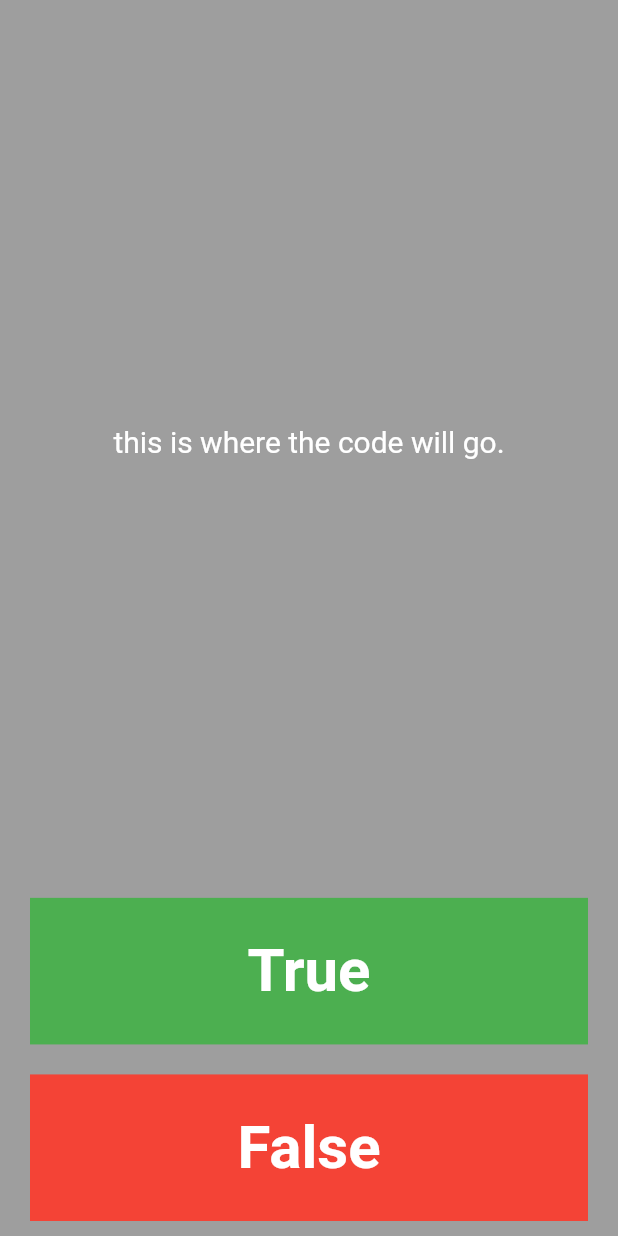
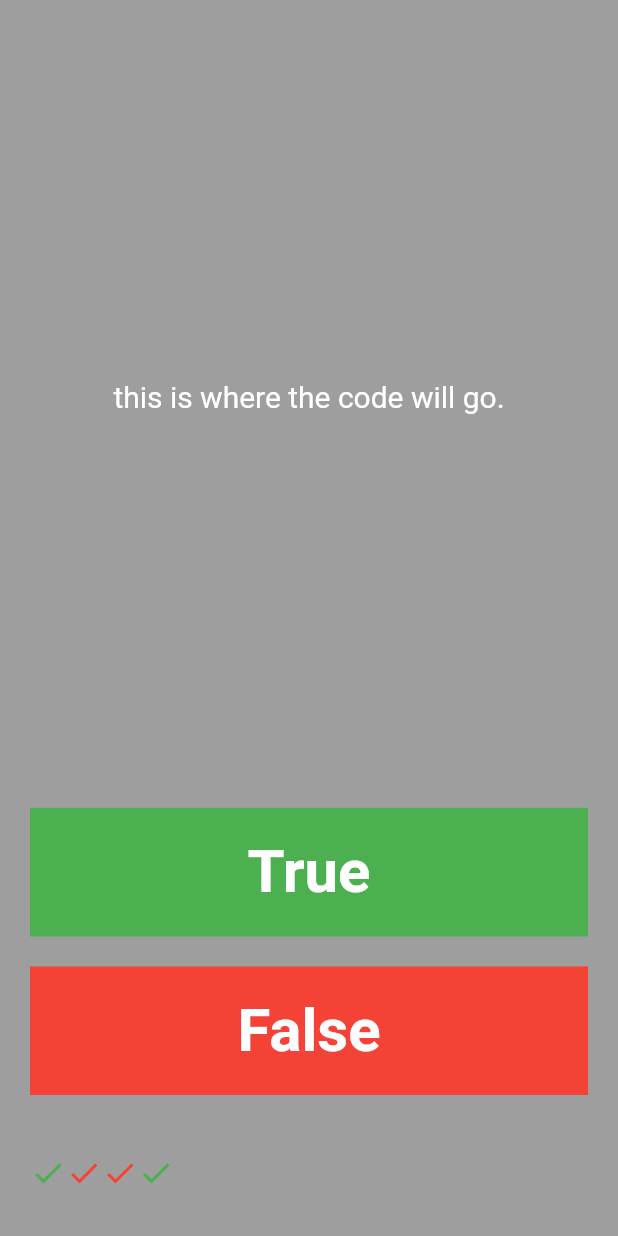
Before and after one commit to flutter-projects-anish/quizzler, a Flutter app: the screen it shows after launch, after a tap on "True", on a phone screen of 412 x 824 dp. Run offline on Flutter 3.47's test engine with Material 2 defaults, Android fonts, the phone set to English and light mode, and no system bars.

Commit message:
setuped front part and adding basic functions

```diff
--- a/lib/main.dart
+++ b/lib/main.dart
@@ -17,6 +17,7 @@ class Quizzler extends StatelessWidget {
           ),
         ),
       ),
+      debugShowCheckedModeBanner: false,
     );
   }
 }
@@ -29,6 +30,21 @@ class QuizPage extends StatefulWidget {
 }
 
 class _QuizPageState extends State<QuizPage> {
+  List<Icon> scoreKeeper = [
+    const Icon(
+      color: Colors.green,
+      Icons.check,
+    ),
+    const Icon(
+      color: Colors.red,
+      Icons.check,
+    ),
+    const Icon(
+      color: Colors.red,
+      Icons.check,
+    ),
+  ];
+
   @override
   Widget build(BuildContext context) {
     return Column(
@@ -59,7 +75,13 @@ class _QuizPageState extends State<QuizPage> {
               width: 2,
               color: Colors.green,
               child: TextButton(
-                onPressed: () {},
+                onPressed: () {
+                  setState(() {});
+                  scoreKeeper.add(const Icon(
+                    Icons.check,
+                    color: Colors.green,
+                  ));
+                },
                 child: const Text(
                   "True",
                   style: TextStyle(
@@ -79,7 +101,15 @@ class _QuizPageState extends State<QuizPage> {
               width: 2,
               color: Colors.red,
               child: TextButton(
-                onPressed: () {},
+                onPressed: () {
+                  setState(() {});
+                  scoreKeeper.add(
+                    const Icon(
+                      Icons.check,
+                      color: Colors.red,
+                    ),
+                  );
+                },
                 child: const Text(
                   "False",
                   style: TextStyle(
@@ -91,6 +121,12 @@ class _QuizPageState extends State<QuizPage> {
             ),
           ),
         ),
+        Padding(
+          padding: const EdgeInsets.symmetric(horizontal: 10, vertical: 30),
+          child: Row(
+            children: scoreKeeper,
+          ),
+        )
       ],
     );
   }
```
